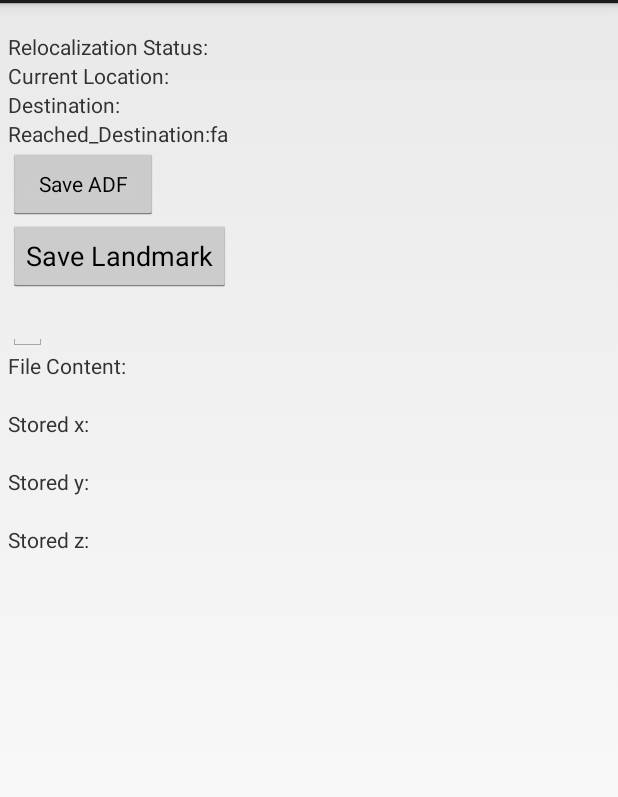
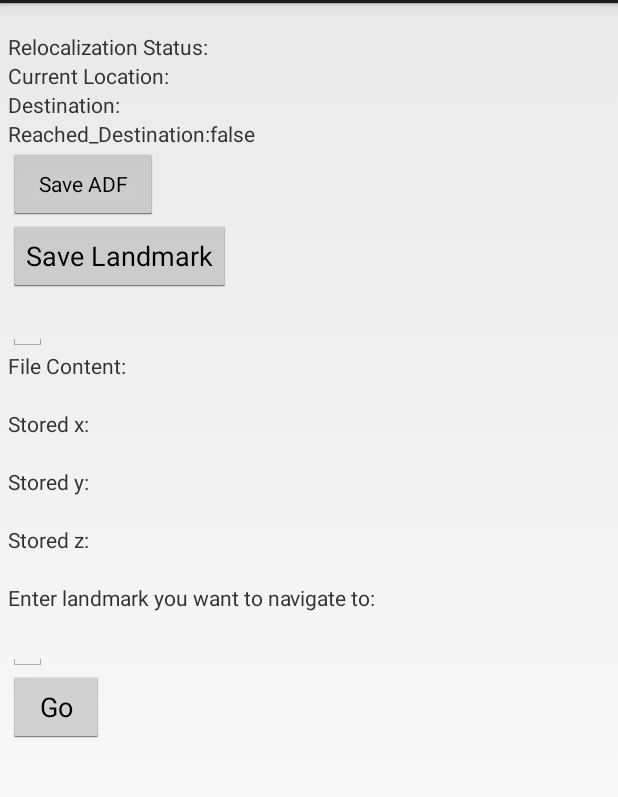
Before and after one commit to christinatsan/SmartCane, an Android app: the HelloAreaDescriptionActivity screen opened directly, with no data from a screen before it, on a phone screen of 412 x 824 dp, the part 69-866 px from its top. Run offline under Robolectric (Android 15) with nearby library versions, the phone set to English and light mode, and no system bars; 1 statement that could not run was skipped.

Commit message:
choose landmark to navigate to

```diff
--- a/java_basic_examples/hello_area_description/src/main/res/layout/activity_area_learning.xml
+++ b/java_basic_examples/hello_area_description/src/main/res/layout/activity_area_learning.xml
@@ -181,6 +181,21 @@
             android:id = "@+id/zString"/>
 
 
+        <TextView
+            android:layout_width="wrap_content"
+            android:layout_height="wrap_content"
+            android:text = "Enter landmark you want to navigate to: "/>
+
+        <EditText
+            android:layout_width="wrap_content"
+            android:layout_height="wrap_content"
+            android:id = "@+id/destLandmark"/>
+
+        <Button
+            android:layout_width="wrap_content"
+            android:layout_height="wrap_content"
+            android:text = "Go"
+            android:id = "@+id/chooseLandButton"/>
 
     </LinearLayout>
 
```
Also changed, not shown: java_basic_examples/hello_area_description/src/main/java/com/projecttango/examples/java/helloareadescription/HelloAreaDescriptionActivity.java (+23 -9 lines).
